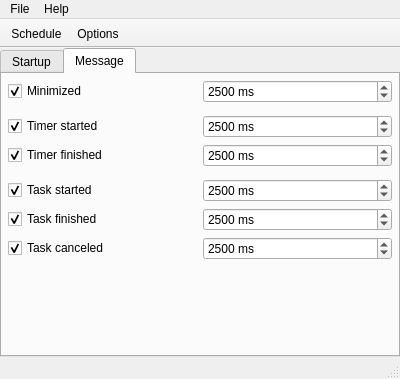
The window that src/AutoBatchScheduler/mainscheduler.ui (karakirimu/AutoBatchTools) describes before a commit, drawn with Qt 5.
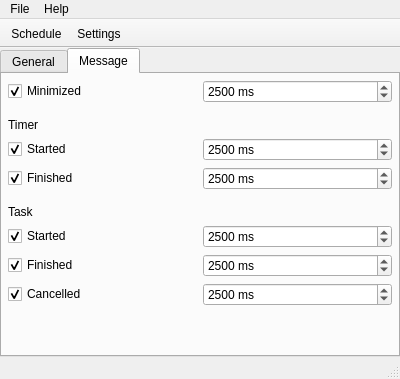
The same window after the commit. The open tabs and pages were chosen to show the change. Icons and pictures are not drawn. Custom widgets are drawn as their Qt base class.

Diff of the .ui file:
```diff
--- a/src/AutoBatchScheduler/mainscheduler.ui
+++ b/src/AutoBatchScheduler/mainscheduler.ui
@@ -88,7 +88,7 @@
           </property>
           <widget class="QWidget" name="settingservice">
            <attribute name="title">
-            <string>Startup</string>
+            <string>General</string>
            </attribute>
            <layout class="QVBoxLayout" name="verticalLayout_3">
             <property name="spacing">
@@ -218,80 +218,16 @@
               <property name="topMargin">
                <number>0</number>
               </property>
-              <item row="3" column="0">
-               <widget class="QCheckBox" name="timerStopShowCheckBox">
-                <property name="text">
-                 <string>Timer finished</string>
-                </property>
-                <property name="checked">
-                 <bool>true</bool>
-                </property>
-               </widget>
-              </item>
-              <item row="1" column="0">
-               <spacer name="verticalSpacer_3">
-                <property name="orientation">
-                 <enum>Qt::Vertical</enum>
-                </property>
-                <property name="sizeType">
-                 <enum>QSizePolicy::Fixed</enum>
-                </property>
-                <property name="sizeHint" stdset="0">
-                 <size>
-                  <width>20</width>
-                  <height>6</height>
-                 </size>
-                </property>
-               </spacer>
-              </item>
-              <item row="3" column="1">
-               <widget class="QSpinBox" name="timerStopSpinBox">
-                <property name="suffix">
-                 <string> ms</string>
-                </property>
-                <property name="minimum">
-                 <number>500</number>
-                </property>
-                <property name="maximum">
-                 <number>1000000</number>
-                </property>
-                <property name="singleStep">
-                 <number>100</number>
-                </property>
-                <property name="value">
-                 <number>2500</number>
-                </property>
-               </widget>
-              </item>
               <item row="7" column="0">
-               <widget class="QCheckBox" name="taskUnselectShowCheckBox">
+               <widget class="QCheckBox" name="taskStartShowCheckBox">
                 <property name="text">
-                 <string>Task canceled</string>
+                 <string>Started</string>
                 </property>
                 <property name="checked">
                  <bool>true</bool>
                 </property>
                </widget>
               </item>
-              <item row="5" column="1">
-               <widget class="QSpinBox" name="taskStartSpinBox">
-                <property name="suffix">
-                 <string> ms</string>
-                </property>
-                <property name="minimum">
-                 <number>500</number>
-                </property>
-                <property name="maximum">
-                 <number>1000000</number>
-                </property>
-                <property name="singleStep">
-                 <number>100</number>
-                </property>
-                <property name="value">
-                 <number>2500</number>
-                </property>
-               </widget>
-              </item>
               <item row="0" column="0">
                <widget class="QCheckBox" name="minimizeShowCheckBox">
                 <property name="text">
@@ -302,26 +238,33 @@
                 </property>
                </widget>
               </item>
-              <item row="0" column="1">
-               <widget class="QSpinBox" name="minimizeSpinBox">
-                <property name="suffix">
-                 <string> ms</string>
+              <item row="5" column="0">
+               <spacer name="verticalSpacer_4">
+                <property name="orientation">
+                 <enum>Qt::Vertical</enum>
                 </property>
-                <property name="minimum">
-                 <number>500</number>
+                <property name="sizeType">
+                 <enum>QSizePolicy::Fixed</enum>
                 </property>
-                <property name="maximum">
-                 <number>1000000</number>
+                <property name="sizeHint" stdset="0">
+                 <size>
+                  <width>20</width>
+                  <height>9</height>
+                 </size>
                 </property>
-                <property name="singleStep">
-                 <number>100</number>
+               </spacer>
+              </item>
+              <item row="9" column="0">
+               <widget class="QCheckBox" name="taskUnselectShowCheckBox">
+                <property name="text">
+                 <string>Cancelled</string>
                 </property>
-                <property name="value">
-                 <number>2500</number>
+                <property name="checked">
+                 <bool>true</bool>
                 </property>
                </widget>
               </item>
-              <item row="7" column="1">
+              <item row="9" column="1">
                <widget class="QSpinBox" name="taskUnselectSpinBox">
                 <property name="suffix">
                  <string> ms</string>
@@ -340,7 +283,26 @@
                 </property>
                </widget>
               </item>
-              <item row="6" column="1">
+              <item row="7" column="1">
+               <widget class="QSpinBox" name="taskStartSpinBox">
+                <property name="suffix">
+                 <string> ms</string>
+                </property>
+                <property name="minimum">
+                 <number>500</number>
+                </property>
+                <property name="maximum">
+                 <number>1000000</number>
+                </property>
+                <property name="singleStep">
+                 <number>100</number>
+                </property>
+                <property name="value">
+                 <number>2500</number>
+                </property>
+               </widget>
+              </item>
+              <item row="8" column="1">
                <widget class="QSpinBox" name="taskEndSpinBox">
                 <property name="suffix">
                  <string> ms</string>
@@ -359,57 +321,57 @@
                 </property>
                </widget>
               </item>
-              <item row="2" column="1">
-               <widget class="QSpinBox" name="timerStartSpinBox">
-                <property name="suffix">
-                 <string> ms</string>
-                </property>
-                <property name="minimum">
-                 <number>500</number>
-                </property>
-                <property name="maximum">
-                 <number>1000000</number>
-                </property>
-                <property name="singleStep">
-                 <number>100</number>
-                </property>
-                <property name="value">
-                 <number>2500</number>
-                </property>
-               </widget>
-              </item>
-              <item row="6" column="0">
+              <item row="8" column="0">
                <widget class="QCheckBox" name="taskEndShowCheckBox">
                 <property name="text">
-                 <string>Task finished</string>
+                 <string>Finished</string>
                 </property>
                 <property name="checked">
                  <bool>true</bool>
                 </property>
                </widget>
               </item>
-              <item row="2" column="0">
+              <item row="4" column="0">
+               <widget class="QCheckBox" name="timerStopShowCheckBox">
+                <property name="text">
+                 <string>Finished</string>
+                </property>
+                <property name="checked">
+                 <bool>true</bool>
+                </property>
+               </widget>
+              </item>
+              <item row="0" column="1">
+               <widget class="QSpinBox" name="minimizeSpinBox">
+                <property name="suffix">
+                 <string> ms</string>
+                </property>
+                <property name="minimum">
+                 <number>500</number>
+                </property>
+                <property name="maximum">
+                 <number>1000000</number>
+                </property>
+                <property name="singleStep">
+                 <number>100</number>
+                </property>
+                <property name="value">
+                 <number>2500</number>
+                </property>
+               </widget>
+              </item>
+              <item row="3" column="0">
                <widget class="QCheckBox" name="timerStartShowCheckBox">
                 <property name="text">
-                 <string>Timer started</string>
+                 <string>Started</string>
                 </property>
                 <property name="checked">
                  <bool>true</bool>
                 </property>
                </widget>
               </item>
-              <item row="5" column="0">
-               <widget class="QCheckBox" name="taskStartShowCheckBox">
-                <property name="text">
-                 <string>Task started</string>
-                </property>
-                <property name="checked">
-                 <bool>true</bool>
-                </property>
-               </widget>
-              </item>
-              <item row="4" column="0">
-               <spacer name="verticalSpacer_4">
+              <item row="1" column="0">
+               <spacer name="verticalSpacer_3">
                 <property name="orientation">
                  <enum>Qt::Vertical</enum>
                 </property>
@@ -419,11 +381,63 @@
                 <property name="sizeHint" stdset="0">
                  <size>
                   <width>20</width>
-                  <height>6</height>
+                  <height>9</height>
                  </size>
                 </property>
                </spacer>
               </item>
+              <item row="4" column="1">
+               <widget class="QSpinBox" name="timerStopSpinBox">
+                <property name="suffix">
+                 <string> ms</string>
+                </property>
+                <property name="minimum">
+                 <number>500</number>
+                </property>
+                <property name="maximum">
+                 <number>1000000</number>
+                </property>
+                <property name="singleStep">
+                 <number>100</number>
+                </property>
+                <property name="value">
+                 <number>2500</number>
+                </property>
+               </widget>
+              </item>
+              <item row="3" column="1">
+               <widget class="QSpinBox" name="timerStartSpinBox">
+                <property name="suffix">
+                 <string> ms</string>
+                </property>
+                <property name="minimum">
+                 <number>500</number>
+                </property>
+                <property name="maximum">
+                 <number>1000000</number>
+                </property>
+                <property name="singleStep">
+                 <number>100</number>
+                </property>
+                <property name="value">
+                 <number>2500</number>
+                </property>
+               </widget>
+              </item>
+              <item row="2" column="0">
+               <widget class="QLabel" name="label_3">
+                <property name="text">
+                 <string>Timer</string>
+                </property>
+               </widget>
+              </item>
+              <item row="6" column="0">
+               <widget class="QLabel" name="label_4">
+                <property name="text">
+                 <string>Task</string>
+                </property>
+               </widget>
+              </item>
              </layout>
             </item>
             <item>
@@ -544,7 +558,7 @@
      <normaloff>:/default_icons/settings.png</normaloff>:/default_icons/settings.png</iconset>
    </property>
    <property name="text">
-    <string>Options</string>
+    <string>Settings</string>
    </property>
    <property name="toolTip">
     <string>Options</string>
```
Left out of the diff: 78 changed lines with no effect on the pictures.
